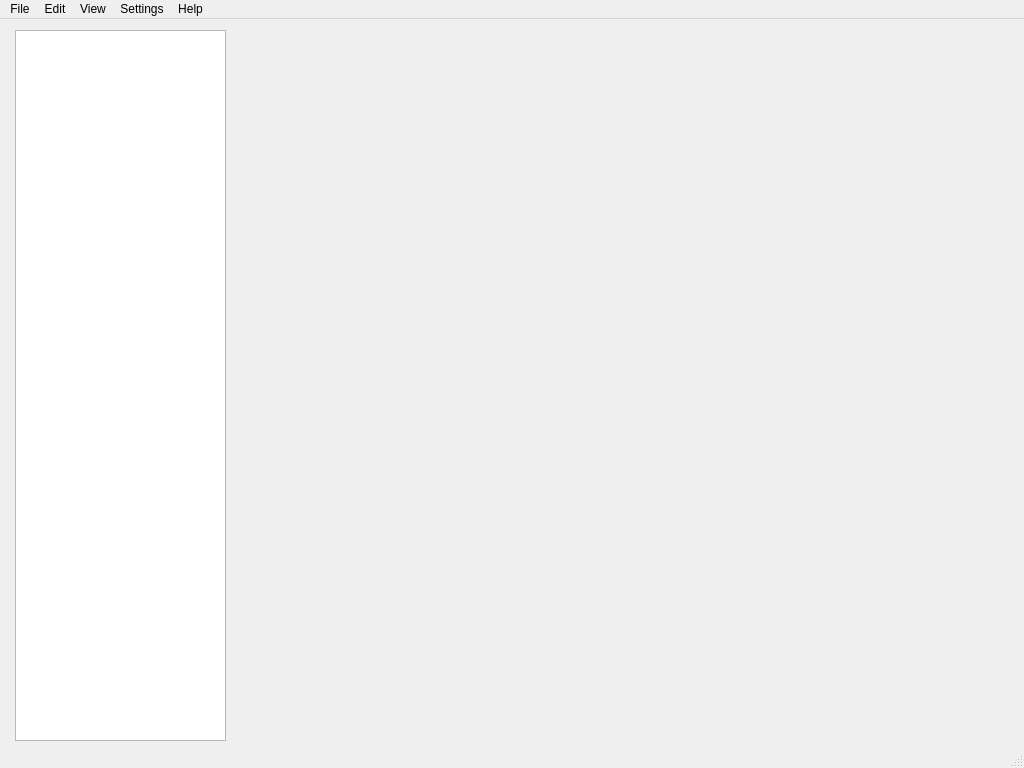
This is qt/main.ui in trhallam/trendology as Qt 5 draws it before an edit. The edited form follows.
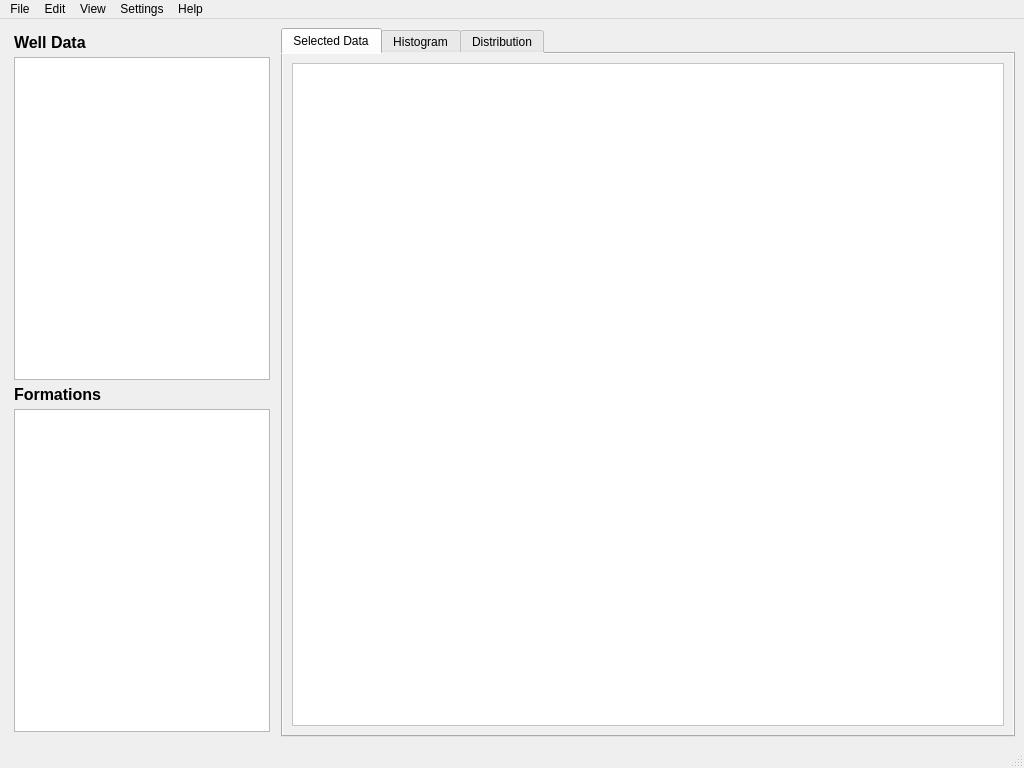
This is the edited form.

Commit message: Data is Loading Now OK Can See in TableWidget

Patch:
```diff
--- a/qt/main.ui
+++ b/qt/main.ui
@@ -20,19 +20,151 @@
    <string>MainWindow</string>
   </property>
   <widget class="QWidget" name="centralwidget">
-   <widget class="QListView" name="listViewWells">
-    <property name="geometry">
-     <rect>
-      <x>15</x>
-      <y>11</y>
-      <width>211</width>
-      <height>711</height>
-     </rect>
-    </property>
-    <property name="mouseTracking">
-     <bool>false</bool>
-    </property>
-   </widget>
+   <layout class="QHBoxLayout" name="horizontalLayout">
+    <item>
+     <layout class="QVBoxLayout" name="verticalLayout">
+      <property name="spacing">
+       <number>5</number>
+      </property>
+      <property name="sizeConstraint">
+       <enum>QLayout::SetNoConstraint</enum>
+      </property>
+      <property name="leftMargin">
+       <number>5</number>
+      </property>
+      <property name="topMargin">
+       <number>5</number>
+      </property>
+      <property name="rightMargin">
+       <number>5</number>
+      </property>
+      <property name="bottomMargin">
+       <number>5</number>
+      </property>
+      <item>
+       <widget class="QLabel" name="label_2">
+        <property name="font">
+         <font>
+          <pointsize>12</pointsize>
+          <weight>75</weight>
+          <bold>true</bold>
+         </font>
+        </property>
+        <property name="text">
+         <string>Well Data</string>
+        </property>
+       </widget>
+      </item>
+      <item>
+       <widget class="QListView" name="listViewWells">
+        <property name="sizePolicy">
+         <sizepolicy hsizetype="Preferred" vsizetype="Expanding">
+          <horstretch>0</horstretch>
+          <verstretch>0</verstretch>
+         </sizepolicy>
+        </property>
+        <property name="maximumSize">
+         <size>
+          <width>16777215</width>
+          <height>16777215</height>
+         </size>
+        </property>
+        <property name="baseSize">
+         <size>
+          <width>300</width>
+          <height>0</height>
+         </size>
+        </property>
+        <property name="mouseTracking">
+         <bool>false</bool>
+        </property>
+        <property name="tabKeyNavigation">
+         <bool>false</bool>
+        </property>
+       </widget>
+      </item>
+      <item>
+       <widget class="QLabel" name="labelWellData">
+        <property name="font">
+         <font>
+          <pointsize>12</pointsize>
+          <weight>75</weight>
+          <bold>true</bold>
+         </font>
+        </property>
+        <property name="text">
+         <string>Formations</string>
+        </property>
+       </widget>
+      </item>
+      <item>
+       <widget class="QListView" name="listViewFormations">
+        <property name="sizePolicy">
+         <sizepolicy hsizetype="Preferred" vsizetype="Expanding">
+          <horstretch>0</horstretch>
+          <verstretch>0</verstretch>
+         </sizepolicy>
+        </property>
+        <property name="maximumSize">
+         <size>
+          <width>16777215</width>
+          <height>16777215</height>
+         </size>
+        </property>
+        <property name="baseSize">
+         <size>
+          <width>300</width>
+          <height>0</height>
+         </size>
+        </property>
+        <property name="mouseTracking">
+         <bool>false</bool>
+        </property>
+       </widget>
+      </item>
+     </layout>
+    </item>
+    <item>
+     <widget class="QTabWidget" name="tabWidget">
+      <property name="autoFillBackground">
+       <bool>false</bool>
+      </property>
+      <property name="styleSheet">
+       <string notr="true">background: rgb(240, 240, 240)</string>
+      </property>
+      <property name="currentIndex">
+       <number>0</number>
+      </property>
+      <widget class="QWidget" name="tabSelData">
+       <attribute name="title">
+        <string>Selected Data</string>
+       </attribute>
+       <layout class="QHBoxLayout" name="horizontalLayout_2">
+        <item>
+         <widget class="QTableWidget" name="tableWidget">
+          <property name="autoFillBackground">
+           <bool>true</bool>
+          </property>
+          <property name="styleSheet">
+           <string notr="true">background: white</string>
+          </property>
+         </widget>
+        </item>
+       </layout>
+      </widget>
+      <widget class="QWidget" name="tabHist">
+       <attribute name="title">
+        <string>Histogram</string>
+       </attribute>
+      </widget>
+      <widget class="QWidget" name="tabDist">
+       <attribute name="title">
+        <string>Distribution</string>
+       </attribute>
+      </widget>
+     </widget>
+    </item>
+   </layout>
   </widget>
   <widget class="QMenuBar" name="menubar">
    <property name="geometry">
```
Left out of the diff: 27 changed lines with no effect on the pictures. The commit also changes 6 other files.
